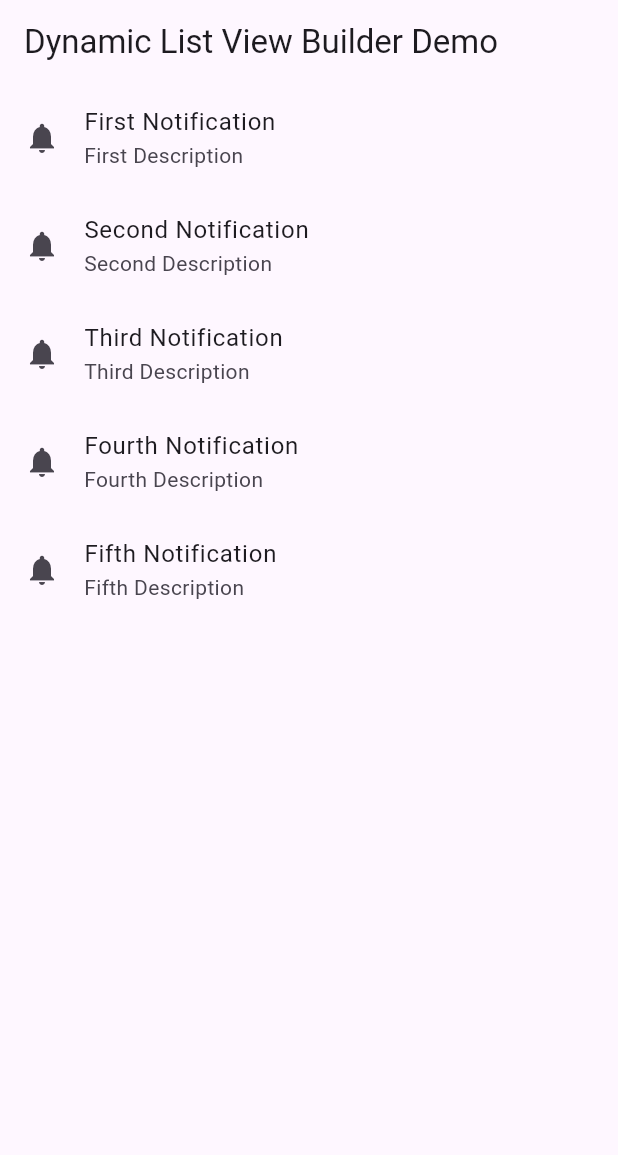
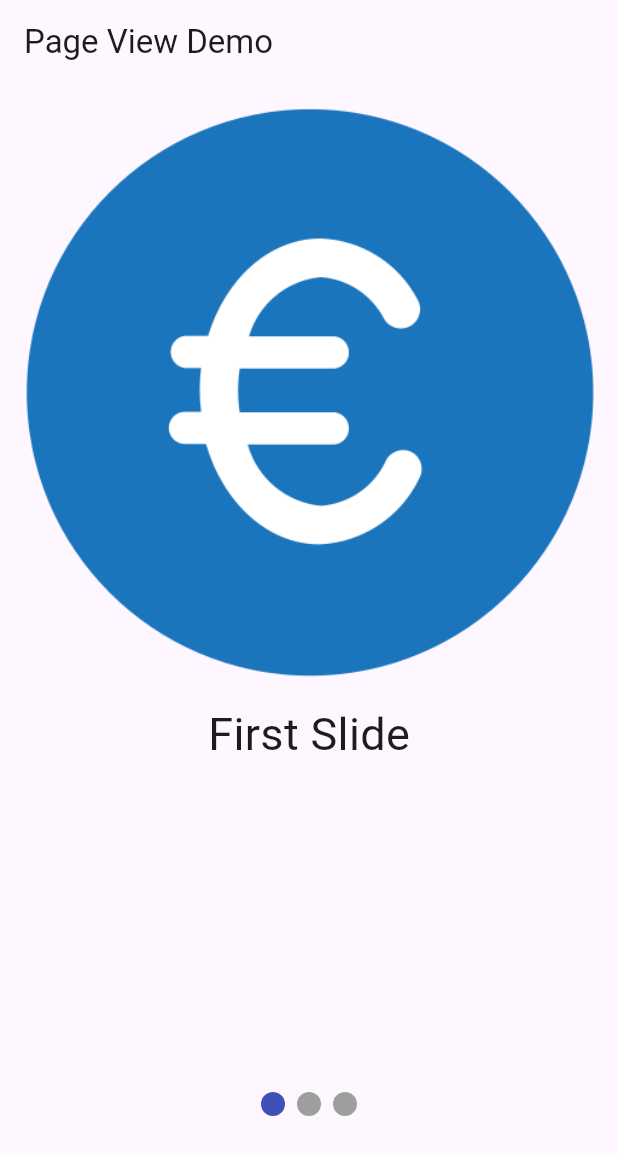
Before and after one commit to MuhammadAliKust/Aqsa_Noor_Project, a Flutter app: the screen it shows after launch, on a phone screen of 412 x 824 dp. Shown: the top 1155 px of the screen. Run offline on Flutter 3.47's test engine with Material 3 defaults, Android fonts, the phone set to English and light mode, and no system bars; drawn by our look-alikes of smooth_page_indicator.

Commit message:
Page View Builder Done

```diff
--- a/lib/main.dart
+++ b/lib/main.dart
@@ -3,6 +3,7 @@
 import 'package:aqsa_noor_project/dynamic_list_view_builder.dart';
 import 'package:aqsa_noor_project/list_view_builder.dart';
 import 'package:aqsa_noor_project/multiple_selection_view.dart';
+import 'package:aqsa_noor_project/page_view.dart';
 import 'package:aqsa_noor_project/single_selection_view.dart';
 import 'package:flutter/material.dart';
 
@@ -18,7 +19,7 @@ class MyApp extends StatelessWidget {
   @override
   Widget build(BuildContext context) {
     return MaterialApp(
-      home: DynamicListViewBuilderDemo()
+      home: PageViewDemo()
     );
   }
 }
--- /dev/null
+++ b/lib/models/on_boarding.dart
@@ -0,0 +1,6 @@
+class OnBoardingModel {
+  final String image;
+  final String title;
+
+  OnBoardingModel({required this.image, required this.title});
+}
--- /dev/null
+++ b/lib/page_view.dart
@@ -0,0 +1,53 @@
+import 'package:aqsa_noor_project/models/on_boarding.dart';
+import 'package:flutter/material.dart';
+import 'package:smooth_page_indicator/smooth_page_indicator.dart';
+
+class PageViewDemo extends StatelessWidget {
+  PageViewDemo({super.key});
+
+  List<OnBoardingModel> onBoardingList = [
+    OnBoardingModel(image: 'assets/images/1.png', title: 'First Slide'),
+    OnBoardingModel(image: 'assets/images/1.png', title: 'Second Slide'),
+    OnBoardingModel(image: 'assets/images/1.png', title: 'Third Slide'),
+  ];
+
+  PageController controller = PageController();
+
+  @override
+  Widget build(BuildContext context) {
+    return Scaffold(
+      appBar: AppBar(
+        title: Text("Page View Demo"),
+      ),
+      body: Column(
+        children: [
+          Expanded(
+            child: PageView.builder(
+                controller: controller,
+                itemCount: onBoardingList.length,
+                scrollDirection: Axis.horizontal,
+                itemBuilder: (context, i) {
+                  return Column(
+                    children: [
+                      Image.asset(onBoardingList[i].image.toString()),
+                      Text(
+                        onBoardingList[i].title.toString(),
+                        style: TextStyle(fontSize: 30),
+                      )
+                    ],
+                  );
+                }),
+          ),
+          SmoothPageIndicator(
+              controller: controller, // PageController
+              count: onBoardingList.length,
+              effect: JumpingDotEffect(), // your preferred effect
+              onDotClicked: (index) {}),
+          SizedBox(
+            height: 80,
+          )
+        ],
+      ),
+    );
+  }
+}
--- a/pubspec.yaml
+++ b/pubspec.yaml
@@ -35,6 +35,7 @@ dependencies:
   # The following adds the Cupertino Icons font to your application.
   # Use with the CupertinoIcons class for iOS style icons.
   cupertino_icons: ^1.0.8
+  smooth_page_indicator: ^1.2.0+3
 
 dev_dependencies:
   flutter_test:
```
Also changed, not shown: pubspec.lock.
